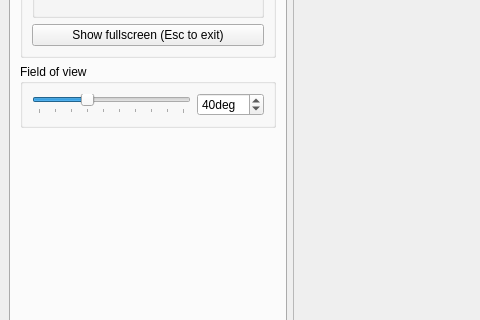
This is CpuRaytracing/RaytracerGui.ui in wibus/ExTh-Demos as Qt 5 draws it before an edit; both pictures show x 0 to 480 and y 259 to 579 of the 1561 by 727 pixel window. The edited form follows.
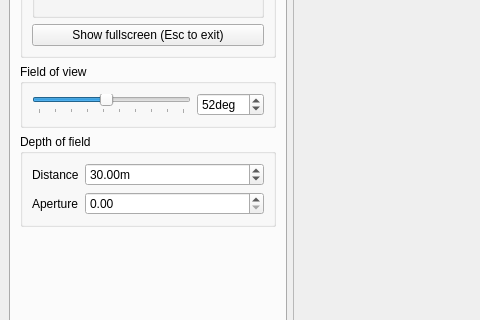
This is the edited form.

Commit message: Putting depth of field parameters in the projection matrix (near and far planes).

What changed in the file:
```diff
--- a/CpuRaytracing/RaytracerGui.ui
+++ b/CpuRaytracing/RaytracerGui.ui
@@ -186,7 +186,7 @@
               <number>100</number>
              </property>
              <property name="value">
-              <number>40</number>
+              <number>52</number>
              </property>
              <property name="orientation">
               <enum>Qt::Horizontal</enum>
@@ -211,13 +211,55 @@
               <number>100</number>
              </property>
              <property name="value">
-              <number>40</number>
+              <number>52</number>
              </property>
             </widget>
            </item>
           </layout>
          </widget>
         </item>
+        <item>
+         <widget class="QGroupBox" name="depthOfFieldGroup">
+          <property name="title">
+           <string>Depth of field</string>
+          </property>
+          <layout class="QFormLayout" name="formLayout">
+           <item row="0" column="0">
+            <widget class="QLabel" name="dofDistanceLabel">
+             <property name="text">
+              <string>Distance</string>
+             </property>
+            </widget>
+           </item>
+           <item row="0" column="1">
+            <widget class="QDoubleSpinBox" name="dofDistanceSpin">
+             <property name="suffix">
+              <string>m</string>
+             </property>
+             <property name="minimum">
+              <double>0.500000000000000</double>
+             </property>
+             <property name="maximum">
+              <double>1000.000000000000000</double>
+             </property>
+             <property name="value">
+              <double>30.000000000000000</double>
+             </property>
+            </widget>
+           </item>
+           <item row="1" column="0">
+            <widget class="QLabel" name="dofApertureLabel">
+             <property name="text">
+              <string>Aperture</string>
+             </property>
+            </widget>
+           </item>
+           <item row="1" column="1">
+            <widget class="QDoubleSpinBox" name="dofApertureSpin"/>
+           </item>
+          </layout>
+         </widget>
+        </item>
         <item>
          <spacer name="cameraSpacer">
           <property name="orientation">
```
The commit also changes 3 other files.
